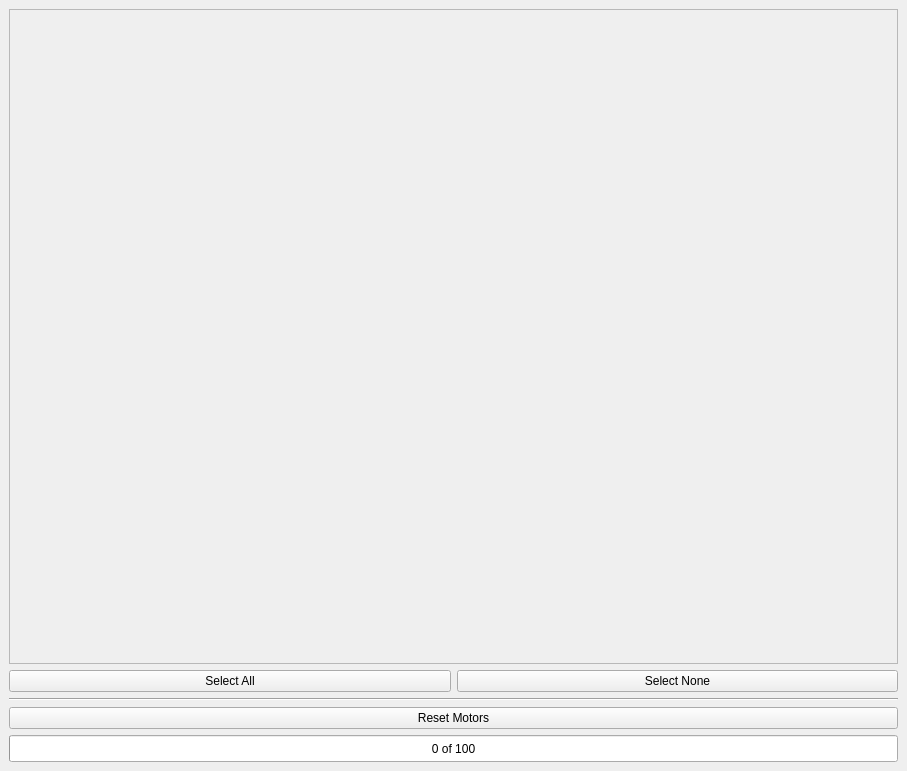
Qt form sr_gui_motor_resetter/uis/SrGuiMotorResetter.ui (shadow-robot/sr-ros-interface) before a commit.
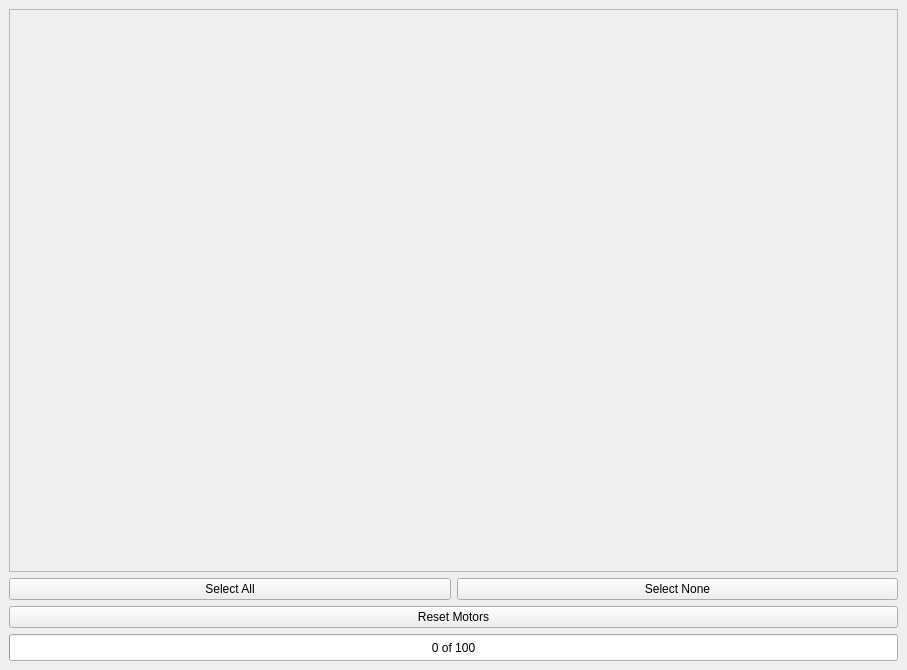
The same form after that commit.

Commit message: Remove horizontal line, looked a bit odd.

Diff of the .ui file:
```diff
--- a/sr_gui_motor_resetter/uis/SrGuiMotorResetter.ui
+++ b/sr_gui_motor_resetter/uis/SrGuiMotorResetter.ui
@@ -7,7 +7,7 @@
     <x>0</x>
     <y>0</y>
     <width>907</width>
-    <height>771</height>
+    <height>670</height>
    </rect>
   </property>
   <property name="mouseTracking">
@@ -20,7 +20,7 @@
    <property name="mouseTracking">
     <bool>false</bool>
    </property>
-   <layout class="QVBoxLayout" name="verticalLayout" stretch="0,0,0,0,0">
+   <layout class="QVBoxLayout" name="verticalLayout" stretch="0,0,0,0">
     <item>
      <widget class="QFrame" name="motors_frame">
       <property name="frameShape">
@@ -50,13 +50,6 @@
       </item>
      </layout>
     </item>
-    <item>
-     <widget class="Line" name="line">
-      <property name="orientation">
-       <enum>Qt::Horizontal</enum>
-      </property>
-     </widget>
-    </item>
     <item>
      <widget class="QPushButton" name="btn_reset_motors">
       <property name="text">
```
